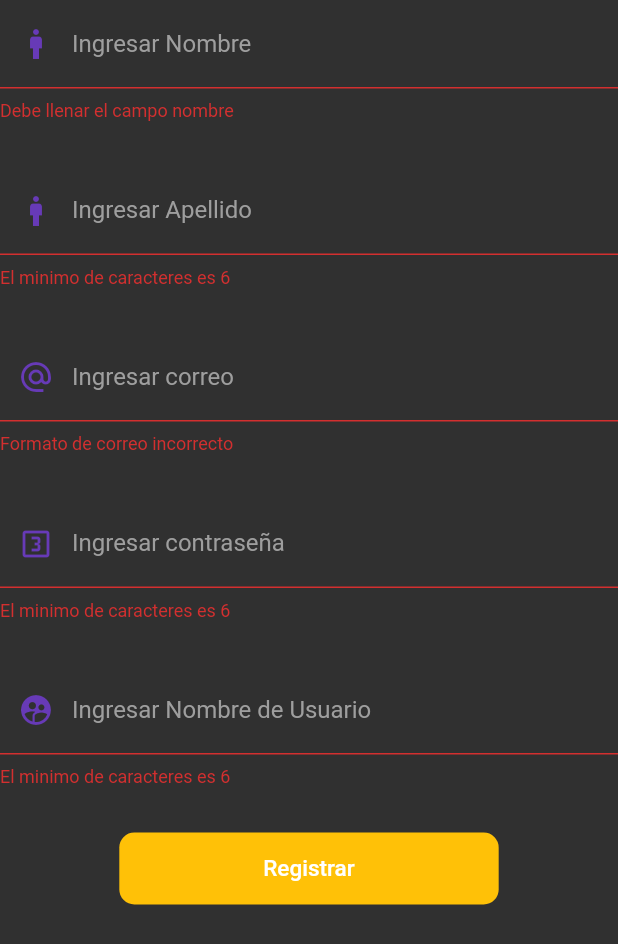
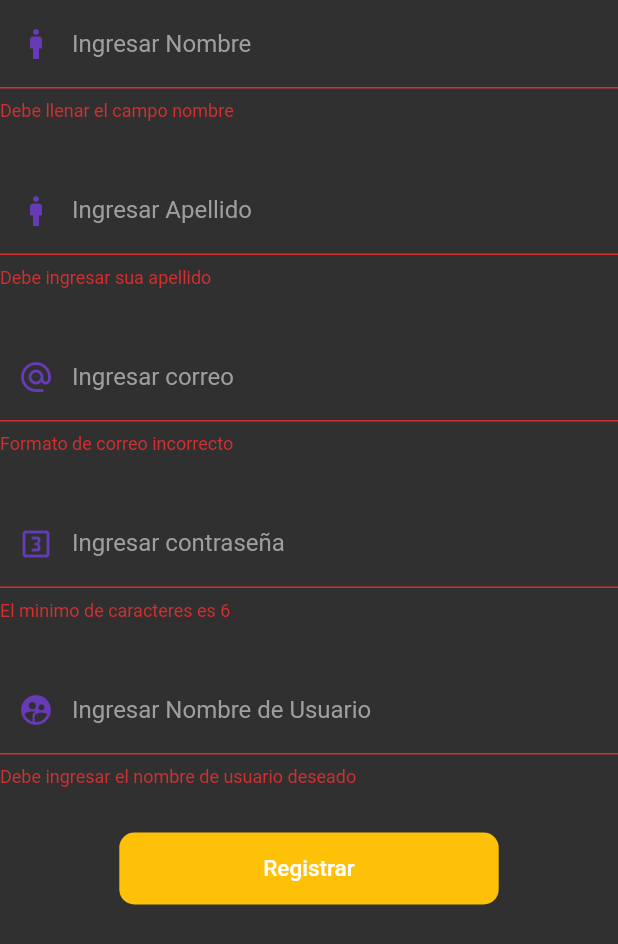
Before and after one commit to galojd/series, a Flutter app: the _Resgistralo widget shown alone on an empty page, opened directly, after a tap on "Registrar", on a phone screen of 412 x 824 dp. Shown: the top 944 px of the screen. Run offline on Flutter 3.47's test engine with Material 2 defaults, Android fonts, the phone set to English and light mode, and no system bars; our stand-ins replace card_swiper, flick_video_player, video_player; network calls fail.

Commit message:
se corrigio mensajes en los cuadros de crea cuenta

```diff
--- a/lib/screens/Registrar.dart
+++ b/lib/screens/Registrar.dart
@@ -93,7 +93,7 @@ class _Resgistralo extends StatelessWidget {
                   if (value != null && value.isNotEmpty) {
                     return null;
                   } else {
-                    return 'El minimo de caracteres es 6';
+                    return 'Debe ingresar sua apellido';
                   }
                 },
               ),
@@ -155,7 +155,7 @@ class _Resgistralo extends StatelessWidget {
                   if (value != null && value.isNotEmpty) {
                     return null;
                   } else {
-                    return 'El minimo de caracteres es 6';
+                    return 'Debe ingresar el nombre de usuario deseado';
                   }
                 },
               ),
@@ -179,7 +179,7 @@ class _Resgistralo extends StatelessWidget {
                     : () async {
                         //descativa el boton y cajas cuando se presiona ingresar
                         FocusScope.of(context).unfocus();
-                        final authservice = Provider.of<AuthService>(context);
+                        //final authservice = Provider.of<AuthService>(context);
                         if (!registerform.isvalidform()) return;
                         registerform.isLoading = true;
                         await Future.delayed(Duration(seconds: 2));
```
